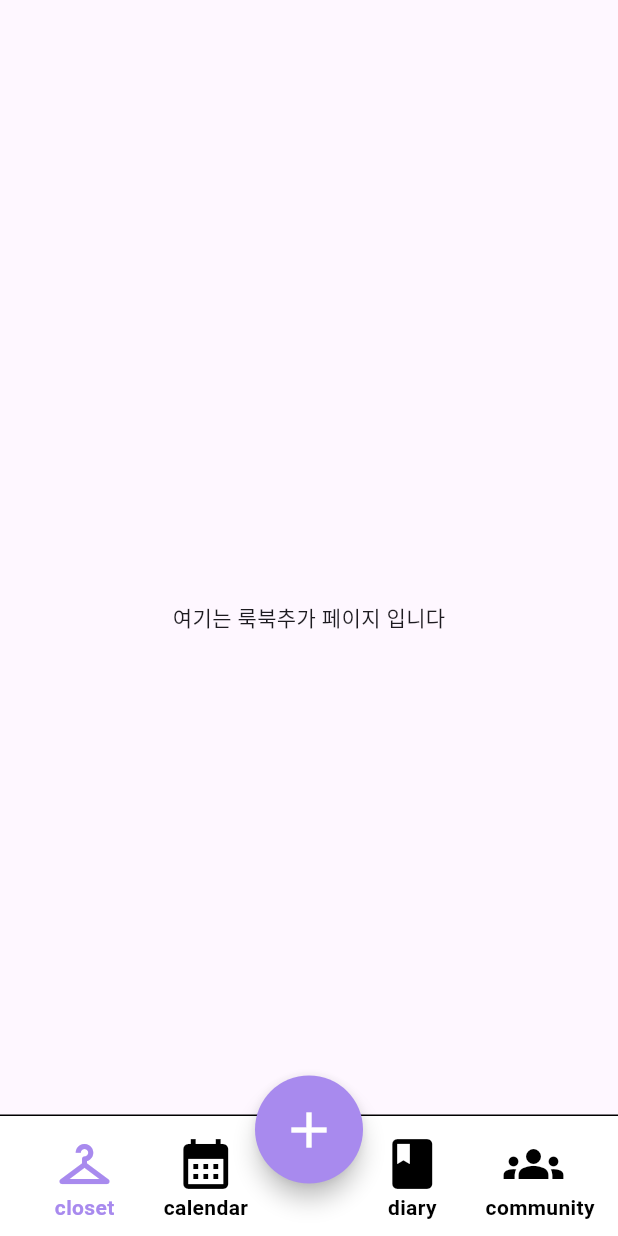
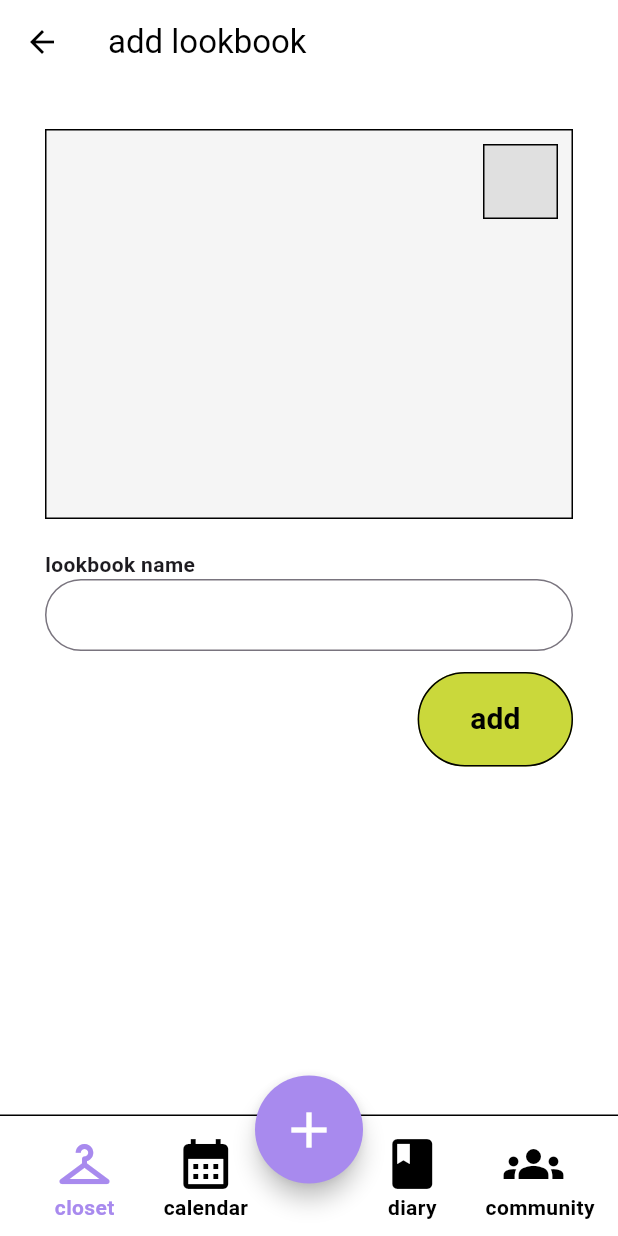
Before and after one commit to yeseul1008/FlutterTeamProject, a Flutter app: the UserLookbookAdd screen opened by its route, on a phone screen of 412 x 824 dp. Run offline on Flutter 3.47's test engine with Material 3 defaults, Android fonts, the phone set to English and light mode, and no system bars; our stand-ins replace cloud_firestore, firebase_core, go_router; accounts and stored records are empty.

Commit message:
페이지작업

```diff
--- a/lib/pages/wardrobe/user_lookbook.dart
+++ b/lib/pages/wardrobe/user_lookbook.dart
@@ -15,7 +15,7 @@ class UserLookbook extends StatelessWidget {
         child: SizedBox(
           height: 44, // 버튼 위아래 너비
           child: FloatingActionButton.extended(
-            onPressed: () {},
+            onPressed: () => context.push('/userLookbookAdd'),
 
             backgroundColor: const Color(0xFFCAD83B),
             elevation: 6,
--- a/lib/pages/wardrobe/user_lookbook_add.dart
+++ b/lib/pages/wardrobe/user_lookbook_add.dart
@@ -2,15 +2,139 @@ import 'package:flutter/material.dart';
 import '../../widgets/common/main_btn.dart';
 import 'package:go_router/go_router.dart';
 
-class UserLookbookAdd extends StatelessWidget {
+class UserLookbookAdd extends StatefulWidget {
   const UserLookbookAdd({super.key});
+
+  @override
+  State<UserLookbookAdd> createState() => _UserLookbookAddState();
+}
+
+class _UserLookbookAddState extends State<UserLookbookAdd> {
+  String? selectedCategory;
+
+  bool spring = false;
+  bool summer = false;
+  bool fall = false;
+  bool winter = false;
 
   @override
   Widget build(BuildContext context) {
     return Scaffold(
-        body : Center(
-          child: Text("여기는 룩북추가 페이지 입니다"),
-        )
+      backgroundColor: Colors.white,
+      appBar: AppBar(
+        backgroundColor: Colors.white,
+        elevation: 0,
+        title: const Text(
+          'add lookbook',
+          style: TextStyle(color: Colors.black),
+        ),
+        leading: IconButton(
+          icon: const Icon(Icons.arrow_back, color: Colors.black),
+          onPressed: () {
+            context.pop();
+          },
+        ),
+      ),
+      body: SingleChildScrollView(
+        padding: const EdgeInsets.all(30),
+        child: Column(
+          crossAxisAlignment: CrossAxisAlignment.start,
+          children: [
+            /// 이미지 영역 (placeholder)
+            Stack(
+              children: [
+                Container(
+                  height: 260,
+                  width: double.infinity,
+                  decoration: BoxDecoration(
+                    border: Border.all(color: Colors.black),
+                    color: Colors.grey.shade100,
+                  ),
+                ),
+                Positioned(
+                  top: 10,
+                  right: 10,
+                  child: Container(
+                    width: 50,
+                    height: 50,
+                    decoration: BoxDecoration(
+                      border: Border.all(color: Colors.black),
+                      color: Colors.grey.shade300,
+                    ),
+                  ),
+                ),
+              ],
+            ),
+            const SizedBox(height: 20),
+
+            /// 제품명 *
+            _label('lookbook name'),
+            _input(),
+
+            const SizedBox(height: 14),
+
+            /// add 버튼
+            Row(
+              mainAxisAlignment: MainAxisAlignment.end,
+              children: [
+                ElevatedButton(
+                  onPressed: () {
+                    // TODO: 저장 로직
+                  },
+                  style: ElevatedButton.styleFrom(
+                    backgroundColor: const Color(0xFFCAD83B),
+                    foregroundColor: Colors.black,
+                    elevation: 0,
+                    padding: const EdgeInsets.symmetric(
+                      horizontal: 35,
+                      vertical: 17,
+                    ),
+                    shape: RoundedRectangleBorder(
+                      borderRadius: BorderRadius.circular(40),
+                      side: const BorderSide(color: Colors.black),
+                    ),
+                  ),
+                  child: const Text(
+                    'add',
+                    style: TextStyle(
+                      fontWeight: FontWeight.bold,
+                      fontSize: 20,
+                    ),
+                  ),
+                ),
+              ],
+            ),
+
+
+            const SizedBox(height: 90),
+          ],
+        ),
+      ),
+    );
+  }
+
+
+  /// ⭐ 라벨 Bold 처리
+  Widget _label(String text) {
+    return Text(
+      text,
+      style: const TextStyle(
+        fontSize: 14,
+        fontWeight: FontWeight.bold, // ⭐ bold 적용
+      ),
+    );
+  }
+
+  Widget _input({int maxLines = 1}) {
+    return TextField(
+      maxLines: maxLines,
+      decoration: InputDecoration(
+        contentPadding:
+        const EdgeInsets.symmetric(horizontal: 16, vertical: 12),
+        border: OutlineInputBorder(
+          borderRadius: BorderRadius.circular(30),
+        ),
+      ),
     );
   }
 }
--- a/lib/pages/wardrobe/user_wardrobe_category.dart
+++ b/lib/pages/wardrobe/user_wardrobe_category.dart
@@ -3,7 +3,9 @@ import '../../widgets/common/main_btn.dart';
 import 'package:go_router/go_router.dart';
 
 class UserWardrobeCategory extends StatelessWidget {
-  const UserWardrobeCategory({super.key});
+  const UserWardrobeCategory({
+    super.key,
+  });
 
   @override
   Widget build(BuildContext context) {
--- a/lib/routes/mainRoute.dart
+++ b/lib/routes/mainRoute.dart
@@ -9,6 +9,8 @@ import '../pages/admin/admin_page.dart';
 import '../pages/auth/user_google_login.dart';
 import '../pages/auth/user_join.dart';
 import '../pages/auth/user_login.dart';
+import '../pages/auth/find_id.dart';
+import '../pages/auth/find_pwd.dart';
 import '../pages/community/follow_list.dart';
 import '../pages/community/main_feed.dart';
 import '../pages/community/question_add.dart';
@@ -63,22 +65,26 @@ final GoRouter router = GoRouter(
           builder: (context, state) => const RootPage(),
         ),
         // auth 폴더 속 파일 이동
-        // GoRoute(
-        //   path: '/findIdPwd',
-        //   builder: (context, state) => const FindIdPwd(),
-        // ),
+        GoRoute(
+          path: '/findId',
+          builder: (context, state) => const FindId(),
+        ),
+        GoRoute(
+          path: '/findPwd',
+          builder: (context, state) => const FindPwd(),
+        ),
         GoRoute(
           path: '/googleLogin',
           builder: (context, state) => const GoogleLogin(),
         ),
-        // GoRoute(
-        //   path: '/userJoin',
-        //   builder: (context, state) => const UserJoin(),
-        // ),
-        // GoRoute(
-        //   path: '/userLogin',
-        //   builder: (context, state) => const UserLogin(),
-        // ),
+        GoRoute(
+          path: '/userJoin',
+          builder: (context, state) => const UserJoin(),
+        ),
+        GoRoute(
+          path: '/userLogin',
+          builder: (context, state) => const UserLogin(),
+        ),
         // community 폴더 속 파일 이동
         GoRoute(
           path: '/followList',
@@ -143,7 +149,23 @@ final GoRouter router = GoRouter(
 
         GoRoute(
           path: '/userLookbookAdd',
-          builder: (context, state) => const UserLookbookAdd(),
+          pageBuilder: (context, state) {
+            return CustomTransitionPage(
+              key: state.pageKey,
+              child: const UserLookbookAdd(),
+              transitionsBuilder: (context, animation, secondaryAnimation, child) {
+                final tween = Tween<Offset>(
+                  begin: const Offset(0, 1), // 아래에서 시작
+                  end: Offset.zero,
+                ).chain(CurveTween(curve: Curves.easeOutCubic));
+
+                return SlideTransition(
+                  position: animation.drive(tween),
+                  child: child,
+                );
+              },
+            );
+          },
         ),
         GoRoute(
           path: '/userScrap',
```
Also changed, not shown: lib/pages/auth/find_id.dart (+16 -0 lines), lib/pages/auth/find_pwd.dart (+16 -0 lines), lib/pages/auth/user_join.dart (+16 -0 lines), lib/pages/auth/user_login.dart (+39 -62 lines).
